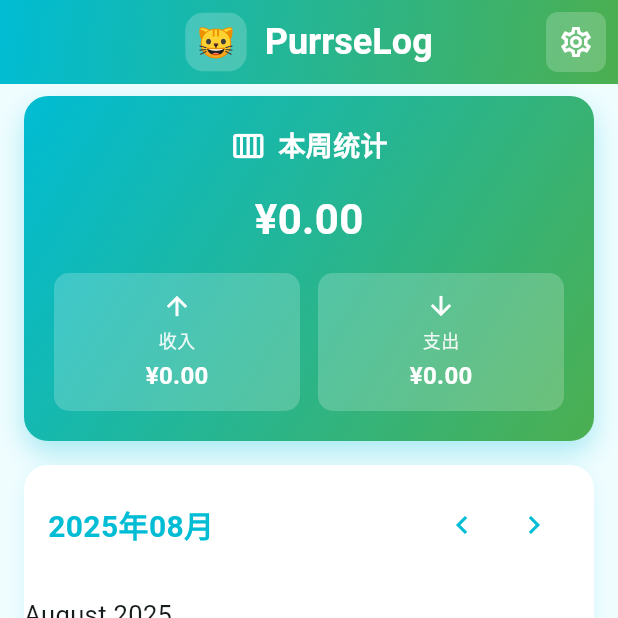
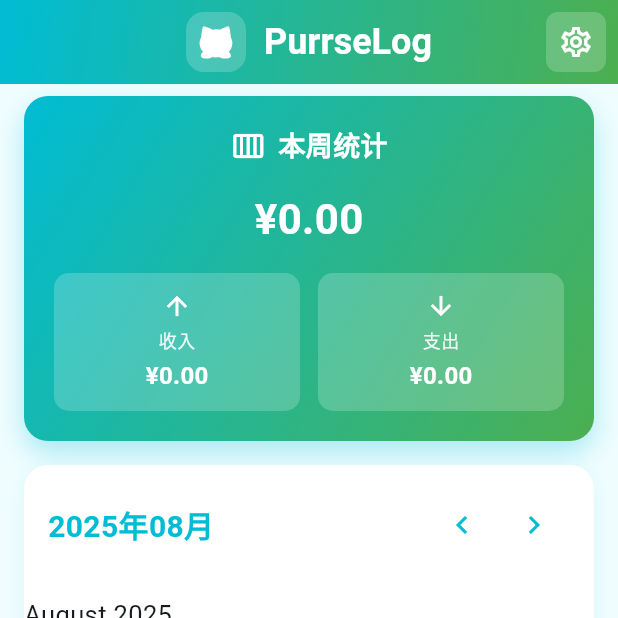
Before and after one commit to indulgeback/PurrseLog, a Flutter app: the screen it shows after launch, on a phone screen of 412 x 824 dp, the top half of it. Run offline on Flutter 3.47's test engine with Material 3 defaults, Android fonts, the phone set to English and light mode, and no system bars; drawn by our look-alikes of table_calendar; our stand-ins replace flutter_svg, shared_preferences.

Commit message:
feat: Replace emoji icons with custom SVG cat icon
- Replace AppBar emoji with SVG icon using flutter_svg
- Replace empty state page icon with SVG icon
- Add flutter_svg dependency for SVG support
- Icons now support color filtering for better UI integration
- Consistent branding with custom cat icon throughout the app

```diff
--- a/lib/screens/home_screen.dart
+++ b/lib/screens/home_screen.dart
@@ -1,6 +1,7 @@
 import 'package:flutter/material.dart';
 import 'package:intl/intl.dart';
 import 'package:table_calendar/table_calendar.dart';
+import 'package:flutter_svg/flutter_svg.dart';
 import '../models/expense.dart';
 import '../services/storage_service.dart';
 import 'add_expense_screen.dart';
@@ -474,10 +475,11 @@ class _HomeScreenState extends State<HomeScreen> with TickerProviderStateMixin {
                 color: const Color(0xFFE0F7FA),
                 shape: BoxShape.circle,
               ),
-              child: const Icon(
-                Icons.pets,
-                size: 64,
-                color: Color(0xFF00BCD4),
+              child: SvgPicture.asset(
+                'assets/icon.svg',
+                width: 64,
+                height: 64,
+                colorFilter: const ColorFilter.mode(Color(0xFF00BCD4), BlendMode.srcIn),
               ),
             ),
             const SizedBox(height: 24),
@@ -822,7 +824,12 @@ class _HomeScreenState extends State<HomeScreen> with TickerProviderStateMixin {
                 color: Colors.white.withOpacity(0.2),
                 borderRadius: BorderRadius.circular(12),
               ),
-              child: const Text('🐱', style: TextStyle(fontSize: 20)),
+              child: SvgPicture.asset(
+                'assets/icon.svg',
+                width: 24,
+                height: 24,
+                colorFilter: const ColorFilter.mode(Colors.white, BlendMode.srcIn),
+              ),
             ),
             const SizedBox(width: 12),
             const Text('PurrseLog'),
--- a/pubspec.yaml
+++ b/pubspec.yaml
@@ -3,7 +3,7 @@ description: PurrseLog - 一个可爱的记账应用
 
 publish_to: "none"
 
-version: 1.2.0+3
+version: 1.2.1+4
 
 environment:
   sdk: ">=3.0.0 <4.0.0"
@@ -15,6 +15,7 @@ dependencies:
   shared_preferences: ^2.2.2
   intl: ^0.18.1
   table_calendar: ^3.0.9
+  flutter_svg: ^2.0.9
 
 dev_dependencies:
   flutter_test:
```
Also changed, not shown: 1 other file.
